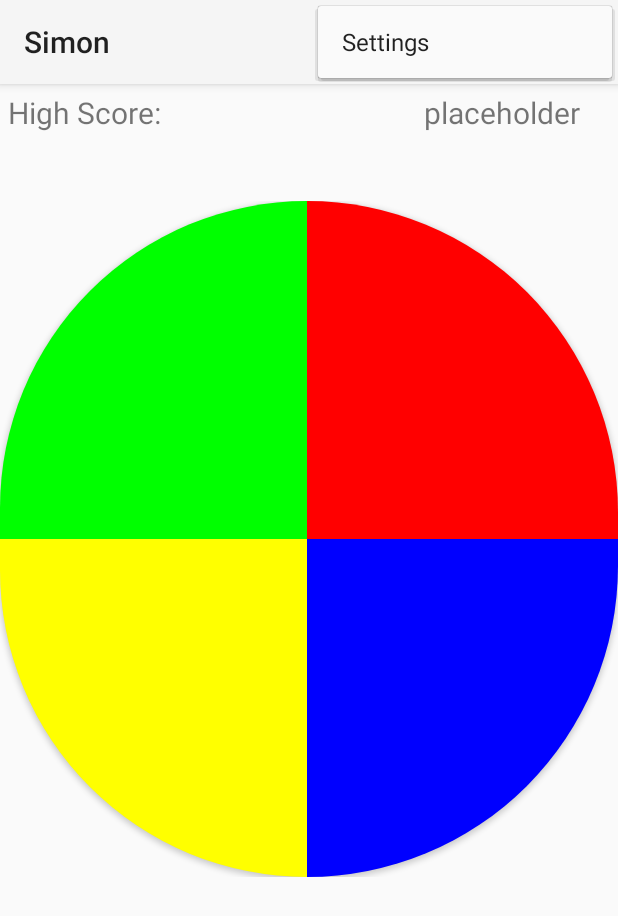
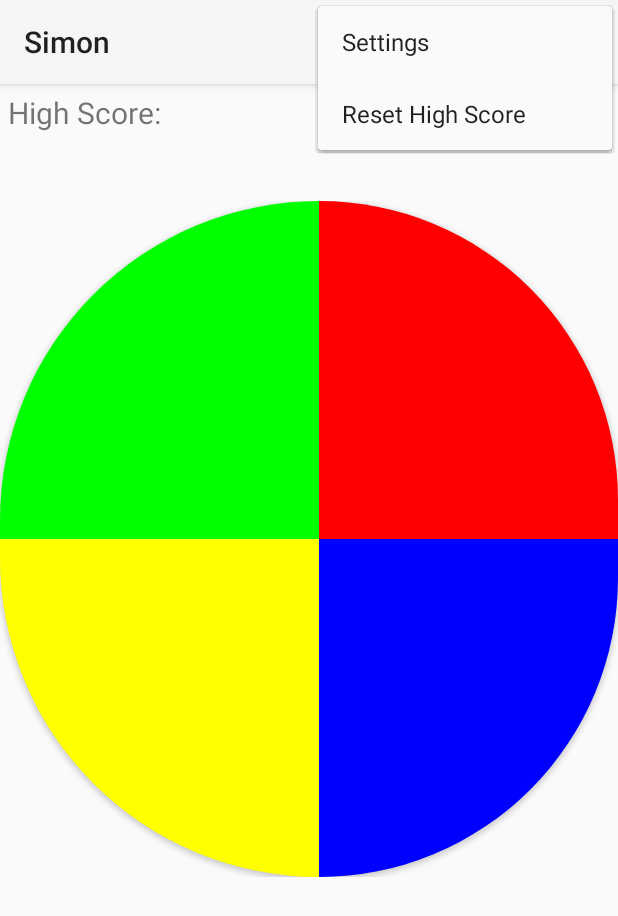
Before and after one commit to jtaylor74/4020_Assingment2, an Android app: the screen it shows after launch (MainActivity), with the options menu open, on a phone screen of 412 x 824 dp. Shown: the top 916 px of the screen. Run offline under Robolectric (Android 15) with nearby library versions, the phone set to English and light mode, and no system bars.

Commit message:
Set highscore on start to 0 and added a reset high score option.

```diff
--- a/app/src/main/java/simon/android/com/simon/MainActivity.java
+++ b/app/src/main/java/simon/android/com/simon/MainActivity.java
@@ -23,6 +23,7 @@
     private Button btnYellow;
     private Button btnBlue;
     private TextView tvHighscore;
+    private int mScore;
 
     @Override
     protected void onCreate(Bundle savedInstanceState) {
@@ -38,7 +39,11 @@
         btnRed = (Button) findViewById(R.id.btn_red);
         btnYellow = (Button) findViewById(R.id.btn_yellow);
         btnBlue = (Button) findViewById(R.id.btn_blue);
-        tvHighscore = (TextView) findViewById(R.id.tv_highScoreText);
+        tvHighscore = (TextView) findViewById(R.id.tv_highScore);
+
+        //Initialize high score
+        mScore = 0;
+        tvHighscore.setText("" + mScore);
 
         //set onClickListeners for buttons
         btnGreen.setOnClickListener(this);
@@ -65,6 +70,12 @@
 
         //noinspection SimplifiableIfStatement
         if (id == R.id.action_settings) {
+            return true;
+        }
+
+        if (id == R.id.action_resetHighScore) {
+            mScore = 0;
+            tvHighscore.setText("" + mScore);
             return true;
         }
 
--- a/app/src/main/res/menu/menu_main.xml
+++ b/app/src/main/res/menu/menu_main.xml
@@ -7,4 +7,10 @@
         android:orderInCategory="100"
         android:title="@string/action_settings"
         app:showAsAction="never" />
+
+    <item
+        android:id="@+id/action_resetHighScore"
+        android:orderInCategory="100"
+        android:title="@string/action_reset"
+        app:showAsAction="never" />
 </menu>
--- a/app/src/main/res/values/strings.xml
+++ b/app/src/main/res/values/strings.xml
@@ -1,6 +1,7 @@
 <resources>
     <string name="app_name">Simon</string>
     <string name="action_settings">Settings</string>
+    <string name="action_reset">Reset High Score</string>
     <string name="high_score">High Score:</string>
     <string name="blank"> </string>
 </resources>
```
